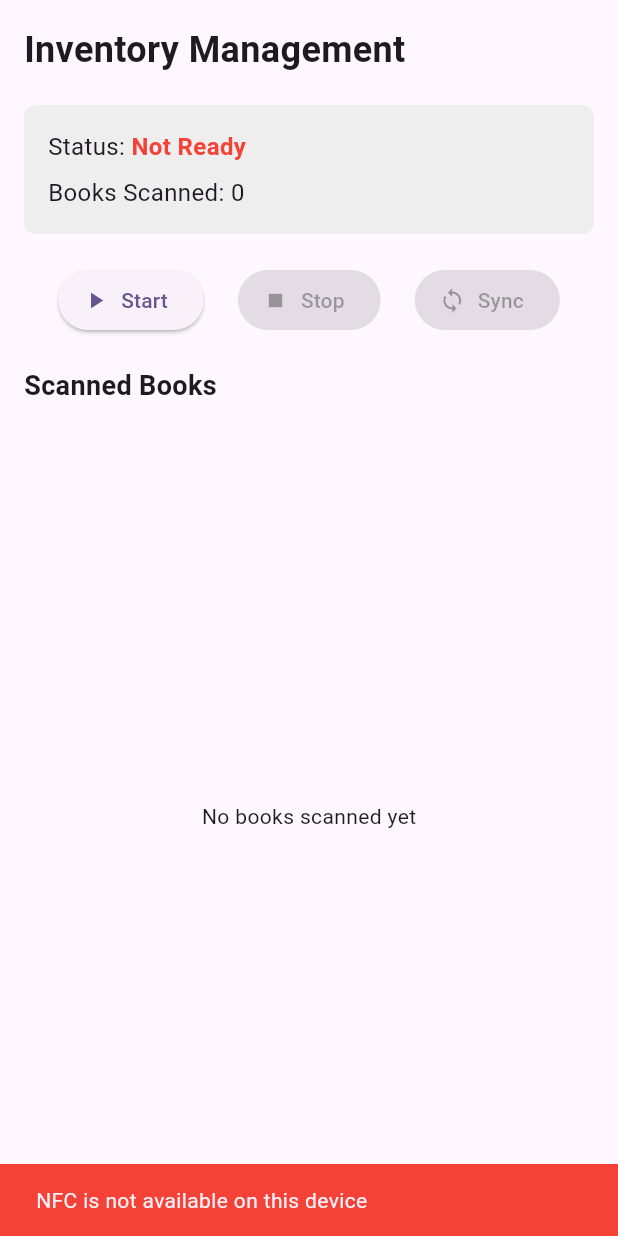
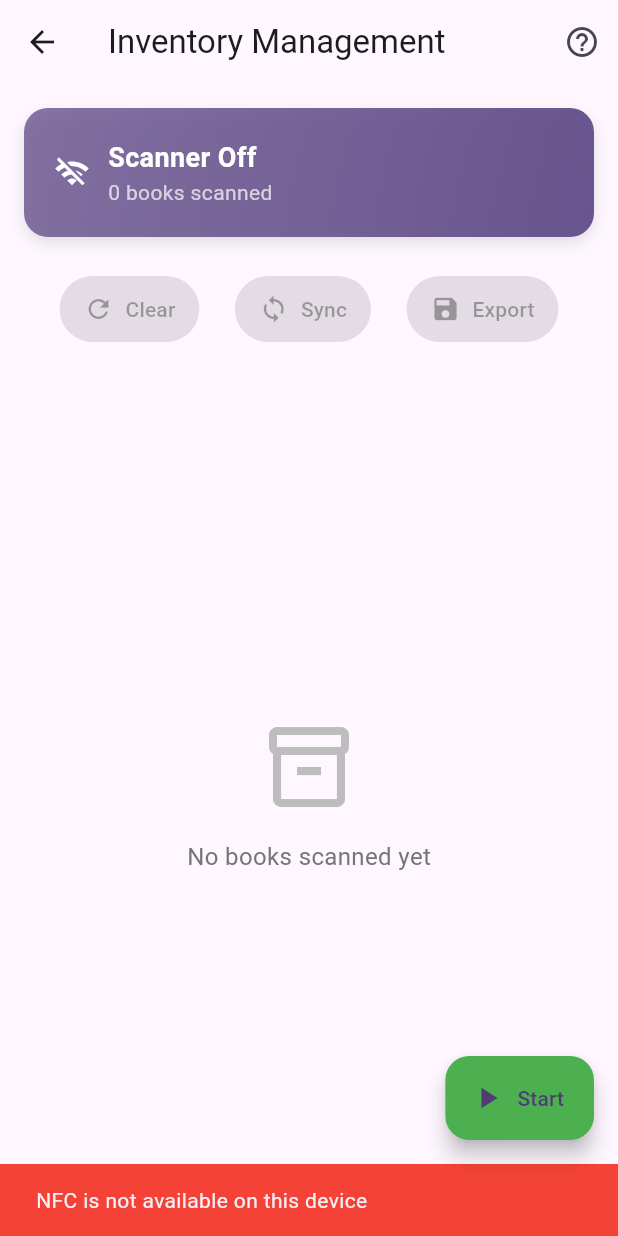
Before and after one commit to Mikhan-TMP/LiteraryLens, a Flutter app: the InventoryPage screen opened directly, on a phone screen of 412 x 824 dp. Run offline on Flutter 3.47's test engine with Material 3 defaults, Android fonts, the phone set to English and light mode, and no system bars; our stand-ins replace audioplayers, shared_preferences; missing offline and left inert: nfc_manager; accounts and stored records are empty.

Commit message:
Update UI for Search, Inventory and Settings

```diff
--- a/lib/pages/inventory_page.dart
+++ b/lib/pages/inventory_page.dart
@@ -40,8 +40,7 @@ class _InventoryPageState extends State<InventoryPage> {
   }
 
   Future<void> _processScannedTag(NfcTag tag) async {
-    final Map<String, dynamic>? data = tag.data;
-    if (data != null) {
+    final Map<String, dynamic> data = tag.data;
     try {
       // Extract and convert the RFID value first
       String rfidValue = _kohaService.extractIdentifier(data.toString());
@@ -105,7 +104,6 @@ class _InventoryPageState extends State<InventoryPage> {
             duration: const Duration(seconds: 5), //
           ),
         );
-        }
       }
     }
     }
@@ -182,145 +180,249 @@ class _InventoryPageState extends State<InventoryPage> {
 
   @override
   Widget build(BuildContext context) {
-    return Padding(
-      padding: const EdgeInsets.all(16.0),
+    return Scaffold(
+      appBar: AppBar(
+        title: const Text('Inventory Management'),
+        actions: [
+          IconButton(
+            icon: const Icon(Icons.help_outline),
+            onPressed: () {
+              // Show help dialog
+            },
+          ),
+        ],
+      ),
+      body: SafeArea(
         child: Column(
-        crossAxisAlignment: CrossAxisAlignment.start,
           children: [
-          // Title Section
-          const Text(
-            'Inventory Management',
-            style: TextStyle(
-              fontSize: 24,
-              fontWeight: FontWeight.bold,
+            _buildStatusCard(),
+            _buildControlPanel(),
+            _buildScannedBooksList(),
+          ],
         ),
       ),
-          const SizedBox(height: 20),
+      floatingActionButton: FloatingActionButton.extended(
+        onPressed: isReadyToScan ? _stopScanning : _startScanning,
+        icon: Icon(isReadyToScan ? Icons.stop : Icons.play_arrow),
+        label: Text(isReadyToScan ? 'Stop' : 'Start'),
+        backgroundColor: isReadyToScan ? Colors.red : Colors.green,
+      ),
+    );
+  }
 
-          Container(
-            padding: const EdgeInsets.all(16),
+  Widget _buildStatusCard() {
+    return Container(
+      margin: const EdgeInsets.all(16),
+      padding: const EdgeInsets.all(20),
       decoration: BoxDecoration(
-              color: Colors.grey[200],
-              borderRadius: BorderRadius.circular(8),
+        gradient: LinearGradient(
+          colors: [
+            Theme.of(context).primaryColor.withAlpha((0.8 * 255).toInt()),
+            Theme.of(context).primaryColor,
+          ],
+          begin: Alignment.topLeft,
+          end: Alignment.bottomRight,
+        ),
+        borderRadius: BorderRadius.circular(16),
+        boxShadow: [
+          BoxShadow(
+            color: Colors.grey.withAlpha((0.3 * 255).toInt()),
+            blurRadius: 8,
+            offset: const Offset(0, 4),
+          ),
+        ],
       ),
       child: Column(
         crossAxisAlignment: CrossAxisAlignment.start,
         children: [
           Row(
             children: [
-                    const Text(
-                      'Status: ',
-                      style: TextStyle(fontSize: 16),
+              Icon(
+                isReadyToScan ? Icons.wifi : Icons.wifi_off,
+                color: Colors.white,
+                size: 24,
               ),
-                    if (isSearchingScanner)
-                      const Row(
+              const SizedBox(width: 12),
+              Column(
+                crossAxisAlignment: CrossAxisAlignment.start,
                 children: [
-                          SizedBox(
-                            width: 16,
-                            height: 16,
-                            child: CircularProgressIndicator(
-                              strokeWidth: 2,
+                  Text(
+                    isSearchingScanner ? 'Searching...' :
+                      (isReadyToScan ? 'Scanner Ready' : 'Scanner Off'),
+                    style: const TextStyle(
+                      color: Colors.white,
+                      fontSize: 18,
+                      fontWeight: FontWeight.bold,
                     ),
                   ),
-                          SizedBox(width: 8),
                   Text(
-                            'Searching for Scanner...',
-                            style: TextStyle(
-                              fontSize: 16,
-                              fontWeight: FontWeight.bold,
-                              color: Colors.orange,
-                            ),
-                          ),
-                        ],
-                      )
-                    else
-                      Text(
-                        isReadyToScan ? 'Ready to Scan' : 'Not Ready',
-                        style: TextStyle(
-                          fontSize: 16,
-                          fontWeight: FontWeight.bold,
-                          color: isReadyToScan ? Colors.green : Colors.red,
+                    '$booksScanned books scanned',
+                    style: const TextStyle(
+                      color: Colors.white70,
+                      fontSize: 14,
                     ),
                   ),
                 ],
               ),
-                const SizedBox(height: 8),
-                Text(
-                  'Books Scanned: $booksScanned',
-                  style: const TextStyle(fontSize: 16),
+              if (isSearchingScanner) ...[
+                const Spacer(),
+                const SizedBox(
+                  width: 20,
+                  height: 20,
+                  child: CircularProgressIndicator(
+                    valueColor: AlwaysStoppedAnimation<Color>(Colors.white),
+                    strokeWidth: 2,
+                  ),
+                ),
+              ],
+            ],
           ),
         ],
       ),
-          ),
+    );
+  }
 
-          // Control Buttons
-          const SizedBox(height: 20),
-          Row(
+  Widget _buildControlPanel() {
+    return Container(
+      padding: const EdgeInsets.symmetric(horizontal: 16, vertical: 8),
+      child: Row(
         mainAxisAlignment: MainAxisAlignment.spaceEvenly,
         children: [
-              ElevatedButton.icon(
-                onPressed: isReadyToScan ? null : _startScanning,
-                icon: const Icon(Icons.play_arrow),
-                label: const Text('Start'),
+          _buildActionButton(
+            icon: Icons.refresh,
+            label: 'Clear',
+            onPressed: scannedBooks.isNotEmpty ? () {
+              setState(() {
+                scannedBooks.clear();
+                booksScanned = 0;
+              });
+            } : null,
           ),
-              ElevatedButton.icon(
-                onPressed: isReadyToScan ? _stopScanning : null,
-                icon: const Icon(Icons.stop),
-                label: const Text('Stop'),
+          _buildActionButton(
+            icon: Icons.sync,
+            label: 'Sync',
+            onPressed: scannedBooks.isNotEmpty ? () {
+              // Add sync functionality
+            } : null,
           ),
-              ElevatedButton.icon(
-                onPressed: scannedBooks.isEmpty ? null : () {
-                  // Add sync functionality
-                },
-                icon: const Icon(Icons.sync),
-                label: const Text('Sync'),
+          _buildActionButton(
+            icon: Icons.save,
+            label: 'Export',
+            onPressed: scannedBooks.isNotEmpty ? () {
+              // Add export functionality
+            } : null,
           ),
         ],
       ),
+    );
+  }
 
-          // Scanned Books List
-          const SizedBox(height: 20),
-          const Text(
-            'Scanned Books',
+  Widget _buildActionButton({
+    required IconData icon,
+    required String label,
+    required VoidCallback? onPressed,
+  }) {
+    return ElevatedButton.icon(
+      onPressed: onPressed,
+      icon: Icon(icon, size: 20),
+      label: Text(label),
+      style: ElevatedButton.styleFrom(
+        padding: const EdgeInsets.symmetric(horizontal: 16, vertical: 12),
+      ),
+    );
+  }
+
+  Widget _buildScannedBooksList() {
+    return Expanded(
+      child: scannedBooks.isEmpty
+          ? Center(
+              child: Column(
+                mainAxisAlignment: MainAxisAlignment.center,
+                children: [
+                  Icon(
+                    Icons.inventory_2_outlined,
+                    size: 64,
+                    color: Colors.grey[400],
+                  ),
+                  const SizedBox(height: 16),
+                  Text(
+                    'No books scanned yet',
                     style: TextStyle(
-              fontSize: 18,
-              fontWeight: FontWeight.bold,
+                      fontSize: 16,
+                      color: Colors.grey[600],
                     ),
                   ),
-          const SizedBox(height: 10),
-          Expanded(
-            child: scannedBooks.isEmpty
-                ? const Center(
-                    child: Text('No books scanned yet'),
+                ],
+              ),
             )
           : ListView.builder(
+              padding: const EdgeInsets.all(16),
               itemCount: scannedBooks.length,
               itemBuilder: (context, index) {
+                final book = scannedBooks[index];
                 return Card(
-                        margin: const EdgeInsets.symmetric(vertical: 4),
-                        child: ListTile(
-                          title: Text(scannedBooks[index]['title'] ?? 'Unknown Title'),
-                          subtitle: Column(
+                  elevation: 2,
+                  margin: const EdgeInsets.only(bottom: 12),
+                  child: ExpansionTile(
+                    leading: CircleAvatar(
+                      backgroundColor: book['availability'] == 'Available'
+                          ? Colors.green[100]
+                          : Colors.red[100],
+                      child: Icon(
+                        Icons.book,
+                        color: book['availability'] == 'Available'
+                            ? Colors.green
+                            : Colors.red,
+                      ),
+                    ),
+                    title: Text(
+                      book['title'] ?? 'Unknown Title',
+                      style: const TextStyle(fontWeight: FontWeight.bold),
+                    ),
+                    subtitle: Text(book['author'] ?? 'Unknown Author'),
+                    children: [
+                      Padding(
+                        padding: const EdgeInsets.all(16),
+                        child: Column(
                           crossAxisAlignment: CrossAxisAlignment.start,
                           children: [
-                              Text('ID: ${scannedBooks[index]['biblioId']}'),
-                              Text('Author: ${scannedBooks[index]['author']}'),
-                              Text('ISBN: ${scannedBooks[index]['isbn']}'),
-                              Text(
-                                'Status: ${scannedBooks[index]['availability']}',
-                                style: TextStyle(
-                                  color: scannedBooks[index]['availability'] == 'Available'
-                                    ? Colors.green
-                                    : Colors.red,
-                                  fontWeight: FontWeight.bold,
-                                ),
-                              ),
-                              Text('Timestamp: ${scannedBooks[index]['timestamp']}'),
+                            _buildBookDetail('ID', book['biblioId']),
+                            _buildBookDetail('ISBN', book['isbn']),
+                            _buildBookDetail('Status', book['availability']),
+                            _buildBookDetail('Scanned', book['timestamp']),
                           ],
                         ),
                       ),
+                    ],
+                  ),
                 );
               },
+            ),
+    );
+  }
+
+  Widget _buildBookDetail(String label, String? value) {
+    return Padding(
+      padding: const EdgeInsets.only(bottom: 8),
+      child: Row(
+        crossAxisAlignment: CrossAxisAlignment.start,
+        children: [
+          SizedBox(
+            width: 80,
+            child: Text(
+              '$label:',
+              style: TextStyle(
+                color: Colors.grey[600],
+                fontWeight: FontWeight.w500,
+              ),
+            ),
+          ),
+          Expanded(
+            child: Text(
+              value ?? 'N/A',
+              style: const TextStyle(
+                fontWeight: FontWeight.w500,
+              ),
             ),
           ),
         ],
```
Also changed, not shown: lib/pages/search_page.dart (+35 -34 lines), lib/pages/settings_page.dart (+130 -62 lines). Lines whose indentation alone changed are shown as unchanged.
